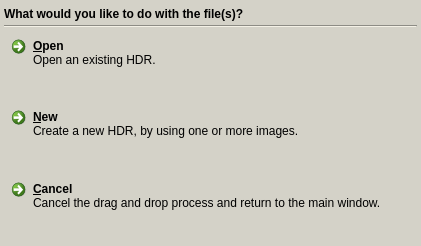
Above: forms/DnDOption.ui from LuminanceHDR/LuminanceHDR before the change. Below: the same form after it.
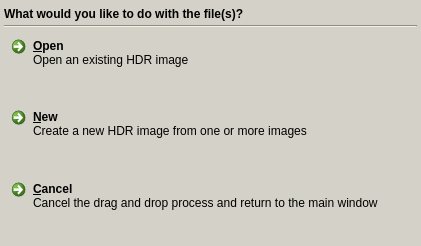
That is the form after the change. Icons and pictures are not drawn.

```diff
--- a/forms/DnDOption.ui
+++ b/forms/DnDOption.ui
@@ -81,7 +81,7 @@
       </size>
      </property>
      <property name="description" >
-      <string>Open an existing HDR.</string>
+      <string>Open an existing HDR image</string>
      </property>
     </widget>
    </item>
@@ -101,7 +101,7 @@
       </size>
      </property>
      <property name="description" >
-      <string>Create a new HDR, by using one or more images.</string>
+      <string>Create a new HDR image from one or more images</string>
      </property>
     </widget>
    </item>
@@ -121,7 +121,7 @@
       </size>
      </property>
      <property name="description" >
-      <string>Cancel the drag and drop process and return to the main window.</string>
+      <string>Cancel the drag and drop process and return to the main window</string>
      </property>
     </widget>
    </item>
```
Left out of the diff: 2 changed lines with no effect on the pictures.
